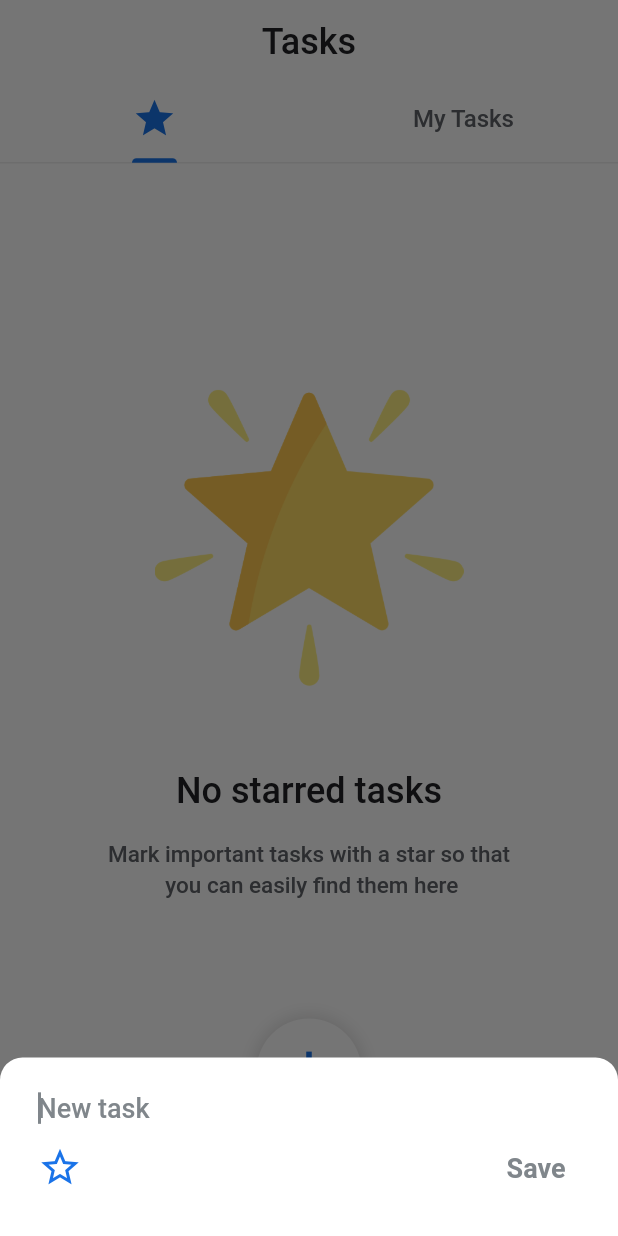
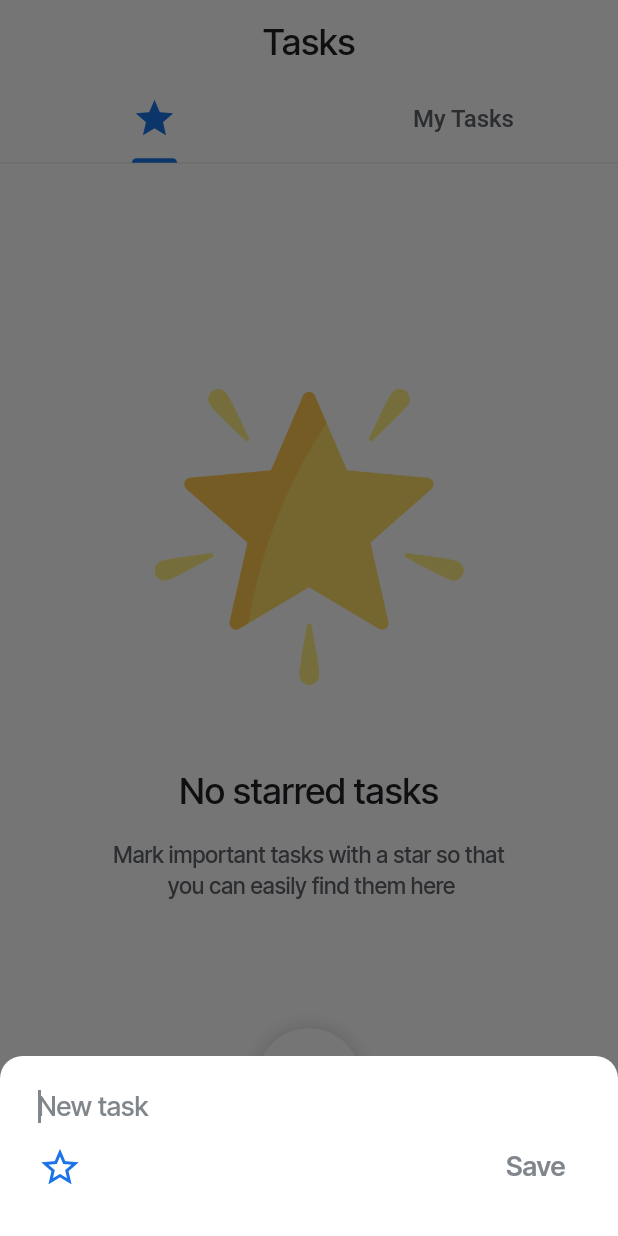
Before and after one commit to dayojiboye/flutter-to-do, a Flutter app: the screen it shows after launch, after a tap on the "add" icon, on a phone screen of 412 x 824 dp. Run offline on Flutter 3.47's test engine with Material 2 defaults, Android fonts, the phone set to English and light mode, and no system bars; our stand-ins replace flutter_riverpod, flutter_svg, google_fonts.

```diff
--- a/lib/screens/home.dart
+++ b/lib/screens/home.dart
@@ -94,7 +94,7 @@ class _HomeScreenState extends State<HomeScreen> with TickerProviderStateMixin {
             padding: const EdgeInsets.only(left: 10, right: 10, top: 10),
             elevation: 0,
             shape: const CircularNotchedRectangle(),
-            notchMargin: 0,
+            notchMargin: 2,
             color: kBackGroundColor,
             clipBehavior: Clip.hardEdge,
             child: Row(
@@ -161,7 +161,7 @@ class _HomeScreenState extends State<HomeScreen> with TickerProviderStateMixin {
         ),
         floatingActionButtonLocation: FloatingActionButtonLocation.centerDocked,
         floatingActionButton: Container(
-          padding: const EdgeInsets.only(bottom: 20),
+          padding: const EdgeInsets.only(bottom: 7),
           child: TouchableOpacity(
             onTap: () => AppBottomSheet(
               context: context,
--- a/lib/utils/app_theme.dart
+++ b/lib/utils/app_theme.dart
@@ -15,7 +15,7 @@ class AppThemeData {
     primaryColor: kPrimaryColor,
     primaryColorDark: kPrimaryTextColor,
     dividerColor: kBorder,
-    fontFamily: GoogleFonts.roboto().fontFamily,
+    fontFamily: GoogleFonts.interTight().fontFamily,
     appBarTheme: AppBarTheme(
       centerTitle: true,
       elevation: 0,
@@ -24,7 +24,7 @@ class AppThemeData {
         fontSize: 24,
         color: kPrimaryTextColor,
         fontWeight: FontWeight.w500,
-        fontFamily: GoogleFonts.roboto().fontFamily,
+        fontFamily: GoogleFonts.interTight().fontFamily,
       ),
       iconTheme: const IconThemeData(color: kSecondaryTextColor),
       systemOverlayStyle: const SystemUiOverlayStyle(
@@ -39,7 +39,7 @@ class AppThemeData {
     iconTheme: const IconThemeData(color: kPrimaryTextColor),
     bottomSheetTheme:
         const BottomSheetThemeData(backgroundColor: kBackGroundColor),
-    textTheme: GoogleFonts.robotoTextTheme().copyWith(
+    textTheme: GoogleFonts.interTightTextTheme().copyWith(
       labelLarge: const TextStyle(color: kPrimaryTextColor),
       titleLarge: const TextStyle(color: kPrimaryTextColor),
       titleSmall: const TextStyle(color: kPrimaryTextColor),
--- a/lib/widgets/add_task_bottom_sheet.dart
+++ b/lib/widgets/add_task_bottom_sheet.dart
@@ -4,6 +4,7 @@ import 'package:to_do/models/task.dart';
 import 'package:to_do/providers/tasks_provider.dart';
 import 'package:to_do/utils/colors.dart';
 import 'package:to_do/widgets/app_text_button.dart';
+import 'package:to_do/widgets/app_text_field.dart';
 import 'package:to_do/widgets/touchable_opacity.dart';
 
 class AddTask extends ConsumerStatefulWidget {
@@ -24,7 +25,7 @@ class AddTaskState extends ConsumerState<AddTask> {
   bool _isStarred = false;
 
   void _onSaveTask() {
-    if (_newTaskController.text.isEmpty) return;
+    if (_newTaskController.text.trim().isEmpty) return;
 
     ref.read(taskProvider.notifier).addTask(
           Task(
@@ -61,27 +62,20 @@ class AddTaskState extends ConsumerState<AddTask> {
           ),
           child: Column(
             children: [
-              TextField(
-                autofocus: true,
-                autocorrect: true,
-                cursorColor: kMuted,
-                textCapitalization: TextCapitalization.sentences,
+              AppTextField(
+                controller: _newTaskController,
                 style: const TextStyle(
                   fontSize: 18,
                 ),
-                decoration: const InputDecoration(
-                  hintText: "New task",
-                  hintStyle: TextStyle(
-                    color: kMuted,
-                    fontWeight: FontWeight.w500,
-                    fontSize: 18,
-                  ),
-                  border: InputBorder.none,
+                hintText: "New task",
+                hintStyle: const TextStyle(
+                  color: kMuted,
+                  fontWeight: FontWeight.w500,
+                  fontSize: 18,
                 ),
-                controller: _newTaskController,
                 onChanged: (value) {
                   setState(() {
-                    _isButtonDisabled = value.isEmpty;
+                    _isButtonDisabled = value!.trim().isEmpty;
                   });
                 },
               ),
--- /dev/null
+++ b/lib/widgets/app_text_field.dart
@@ -0,0 +1,47 @@
+import 'package:flutter/material.dart';
+import 'package:to_do/utils/colors.dart';
+
+class AppTextField extends StatelessWidget {
+  const AppTextField({
+    super.key,
+    this.cursorColor = kMuted,
+    this.style,
+    this.hintText = "Placeholder",
+    this.hintStyle,
+    this.border = InputBorder.none,
+    this.autoFocus = true,
+    this.autoCorrect = true,
+    this.textCapitalization = TextCapitalization.sentences,
+    required this.controller,
+    this.onChanged,
+  });
+
+  final Color cursorColor;
+  final TextStyle? style;
+  final String hintText;
+  final TextStyle? hintStyle;
+  final InputBorder border;
+  final bool autoFocus;
+  final bool autoCorrect;
+  final TextCapitalization textCapitalization;
+  final TextEditingController controller;
+  final void Function(String?)? onChanged;
+
+  @override
+  Widget build(BuildContext context) {
+    return TextField(
+      autofocus: autoFocus,
+      autocorrect: autoCorrect,
+      cursorColor: cursorColor,
+      textCapitalization: textCapitalization,
+      style: style,
+      decoration: InputDecoration(
+        hintText: hintText,
+        hintStyle: hintStyle,
+        border: border,
+      ),
+      controller: controller,
+      onChanged: onChanged,
+    );
+  }
+}
--- a/lib/widgets/task_tile.dart
+++ b/lib/widgets/task_tile.dart
@@ -54,7 +54,9 @@ class TaskTile extends ConsumerWidget {
       onTap: () {
         Navigator.of(context).push(
           MaterialPageRoute(
-            builder: (context) => const EditTaskScreen(),
+            builder: (context) => EditTaskScreen(
+              task: task,
+            ),
           ),
         );
       },
--- a/pubspec.yaml
+++ b/pubspec.yaml
@@ -38,6 +38,7 @@ dependencies:
   uuid: ^3.0.7
   intl: ^0.18.1
   flutter_riverpod: ^2.3.6
+  flutter_svg: ^2.0.6
 
 dev_dependencies:
   flutter_test:
@@ -63,6 +64,7 @@ flutter:
   # To add assets to your application, add an assets section, like this:
   assets:
     - assets/images/
+    - assets/icons/
 
   # An image asset can refer to one or more resolution-specific "variants", see
   # https://flutter.dev/assets-and-images/#resolution-aware
```
Also changed, not shown: lib/screens/edit_task_screen.dart (+109 -2 lines), assets/icons/trash.svg (added), pubspec.lock.
